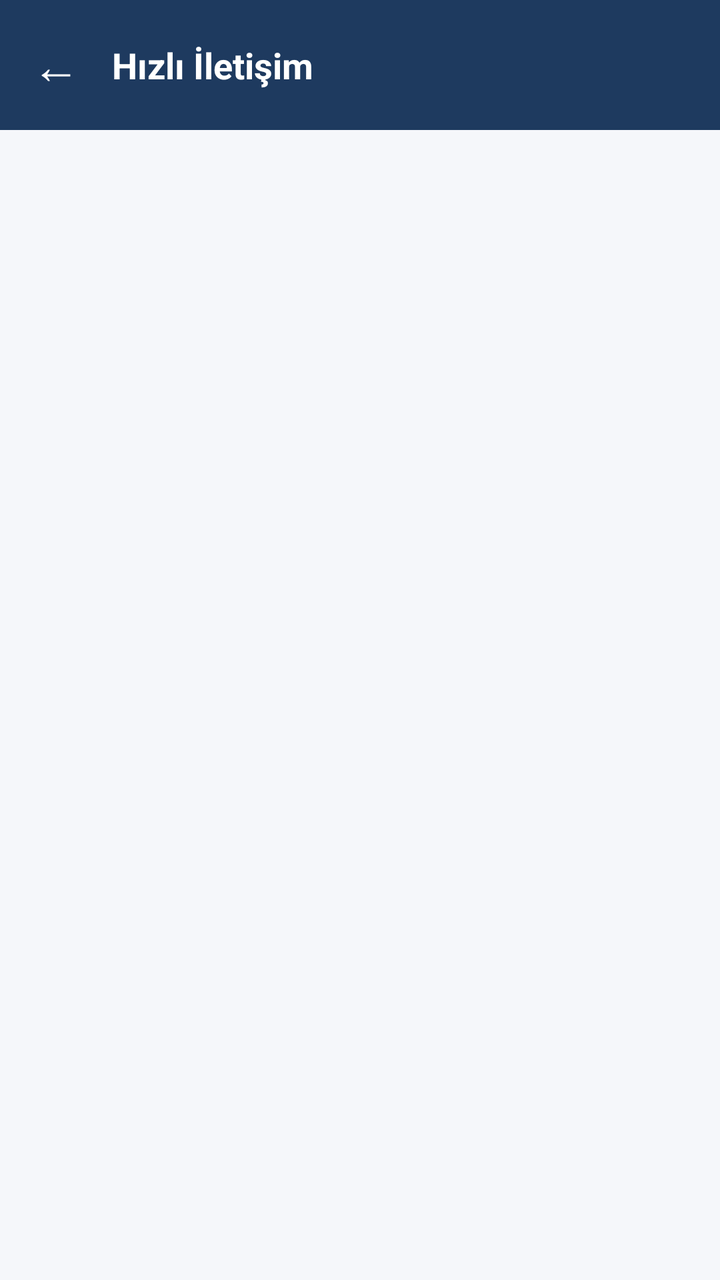
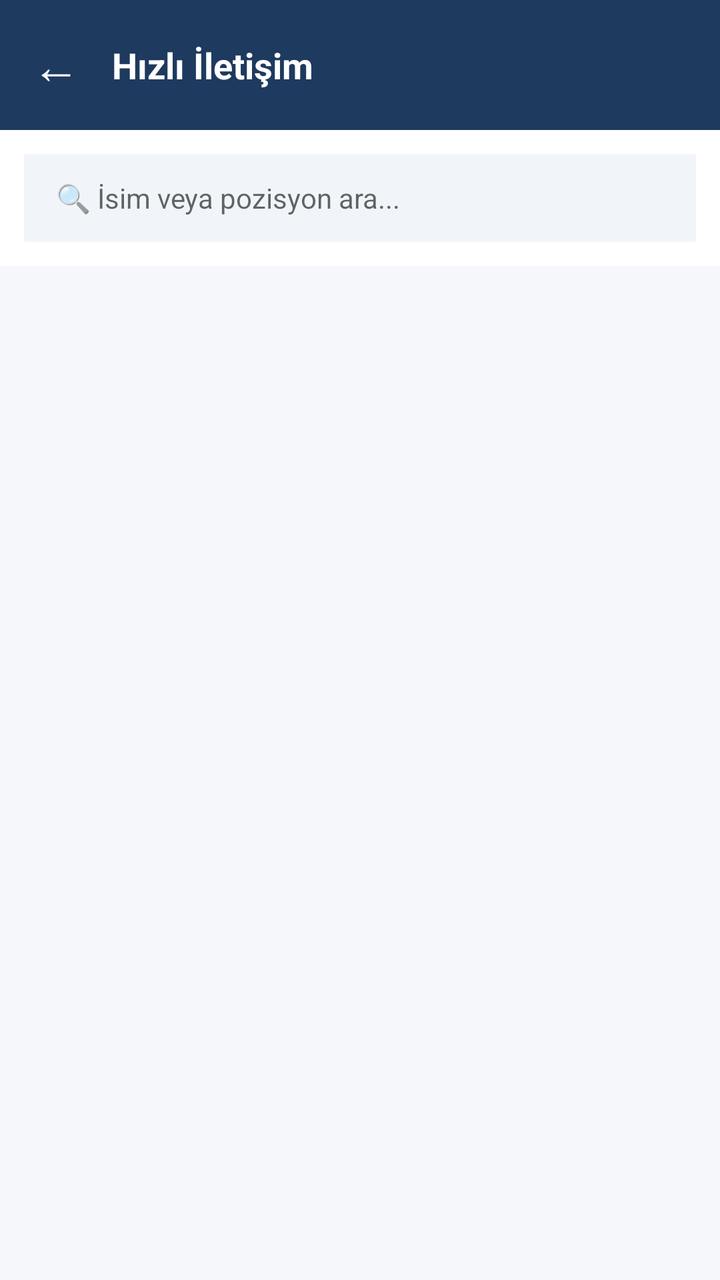

Compare the two renders of this Android layout. The source of the first and the diff that turns it into the second are given below.
<!-- AndroidManifest.xml: application theme Theme.Crewintel -->
<!-- res/layout/activity_quick_contact.xml -->
<?xml version="1.0" encoding="utf-8"?>
<LinearLayout xmlns:android="http://schemas.android.com/apk/res/android"
    android:layout_width="match_parent"
    android:layout_height="match_parent"
    android:orientation="vertical"
    android:background="#f5f7fa">

    <LinearLayout
        android:layout_width="match_parent"
        android:layout_height="wrap_content"
        android:orientation="horizontal"
        android:gravity="center_vertical"
        android:padding="16dp"
        android:background="#1e3a5f">
        <TextView android:id="@+id/btnBack" android:layout_width="wrap_content" android:layout_height="wrap_content" android:text="←" android:textColor="#fff" android:textSize="24sp" android:paddingEnd="16dp" android:clickable="true" android:focusable="true" />
        <TextView android:layout_width="0dp" android:layout_height="wrap_content" android:layout_weight="1" android:text="Hızlı İletişim" android:textColor="#fff" android:textSize="18sp" android:textStyle="bold" />
    </LinearLayout>

    <ProgressBar android:id="@+id/progressBar" android:layout_width="wrap_content" android:layout_height="wrap_content" android:layout_gravity="center" android:layout_marginTop="20dp" android:visibility="gone" />

    <androidx.recyclerview.widget.RecyclerView
        android:id="@+id/rvCrew"
        android:layout_width="match_parent"
        android:layout_height="match_parent"
        android:padding="12dp"
        android:clipToPadding="false" />
</LinearLayout>
<!-- resources referenced by this layout -->
<resources>
  <style name="Theme.Crewintel" parent="Theme.MaterialComponents.DayNight.DarkActionBar">
          <item name="colorPrimary">#1e3a5f</item>
          <item name="colorPrimaryVariant">#2d5a8e</item>
          <item name="colorOnPrimary">#ffffff</item>
          <item name="colorSecondary">#ea580c</item>
          <item name="colorSecondaryVariant">#f97316</item>
          <item name="colorOnSecondary">#ffffff</item>
          <item name="android:statusBarColor">#1e3a5f</item>
          <item name="android:windowBackground">#f5f7fa</item>
      </style>
</resources>

<!-- the commit's change to res/layout/activity_quick_contact.xml (unified diff, before → after) -->
@@ -16,6 +16,25 @@
         <TextView android:layout_width="0dp" android:layout_height="wrap_content" android:layout_weight="1" android:text="Hızlı İletişim" android:textColor="#fff" android:textSize="18sp" android:textStyle="bold" />
     </LinearLayout>
 
+    
+    <LinearLayout
+        android:layout_width="match_parent"
+        android:layout_height="wrap_content"
+        android:padding="12dp"
+        android:background="#fff">
+
+        <EditText
+            android:id="@+id/etSearch"
+            android:layout_width="match_parent"
+            android:layout_height="44dp"
+            android:background="#f1f5f9"
+            android:paddingHorizontal="16dp"
+            android:hint="🔍 İsim veya pozisyon ara..."
+            android:textSize="14sp"
+            android:inputType="text"
+            android:singleLine="true" />
+    </LinearLayout>
+
     <ProgressBar android:id="@+id/progressBar" android:layout_width="wrap_content" android:layout_height="wrap_content" android:layout_gravity="center" android:layout_marginTop="20dp" android:visibility="gone" />
 
     <androidx.recyclerview.widget.RecyclerView
